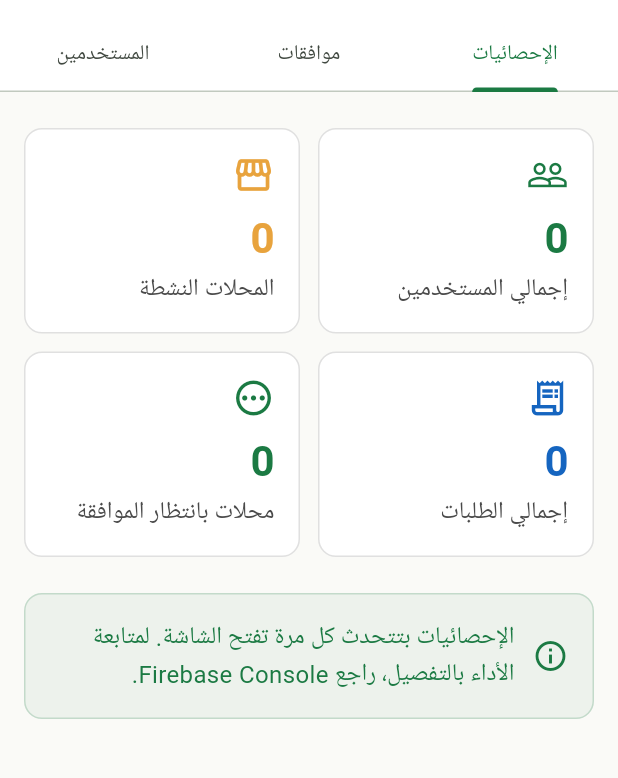
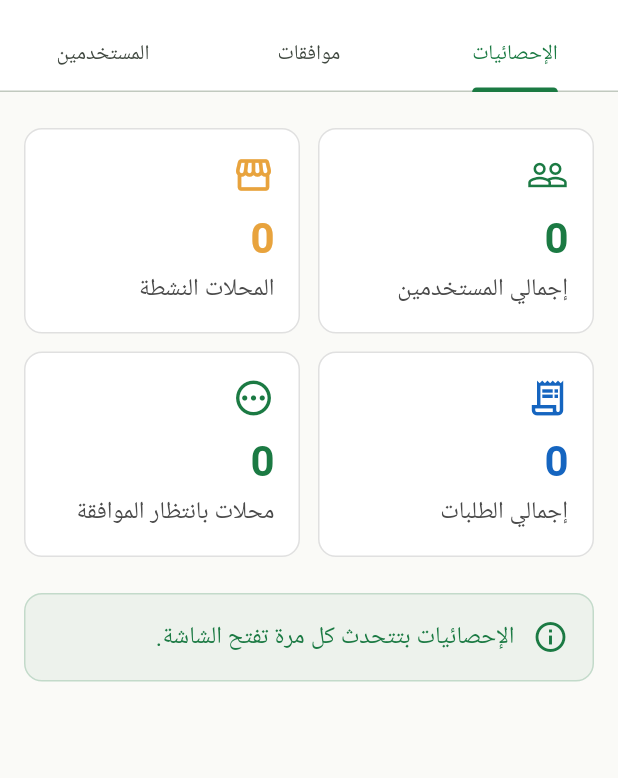
Before and after one commit to ibrahimshoshaa/village_market, a Flutter app: the AdminHomeScreen screen opened by its route, on a phone screen of 412 x 824 dp, the part 64-842 px from its top. Run offline on Flutter 3.47's test engine with Material 3 defaults, Android fonts, the phone set to English and light mode, and no system bars; our stand-ins replace cached_network_image, cloud_firestore, cloud_functions, connectivity_plus, equatable, firebase_auth and 7 more; accounts and stored records are empty; generated files the repository leaves out were written again; Roboto replaces fonts that are missing (Cairo).

Commit message:
feat: Complete app - all features merged

```diff
--- a/lib/features/admin_panel/presentation/screens/admin_home_screen.dart
+++ b/lib/features/admin_panel/presentation/screens/admin_home_screen.dart
@@ -58,17 +58,15 @@ class _AdminHomeScreenState extends ConsumerState<AdminHomeScreen>
       ),
       body: TabBarView(
         controller: _tabController,
-        children: [
-          const _StatsTab(),
-          const _ShopApprovalTab(),
-          const _UsersTab(),
+        children: const [
+          _StatsTab(),
+          _ShopApprovalTab(),
+          _UsersTab(),
         ],
       ),
     );
   }
 }
-
-// ===== Stats Tab =====
 
 class _StatsTab extends ConsumerWidget {
   const _StatsTab();
@@ -114,7 +112,7 @@ class _StatsTab extends ConsumerWidget {
                     label: 'إجمالي الطلبات',
                     value: '${stats.totalOrders}',
                     icon: Icons.receipt_long_outlined,
-                    color: AppColors.statusInTransit,
+                    color: const Color(0xFF1565C0),
                   ),
                 ),
                 const SizedBox(width: 12),
@@ -125,7 +123,7 @@ class _StatsTab extends ConsumerWidget {
                     icon: Icons.pending_outlined,
                     color: stats.pendingShops > 0
                         ? AppColors.error
-                        : AppColors.statusDelivered,
+                        : const Color(0xFF1B7A43),
                   ),
                 ),
               ],
@@ -137,7 +135,8 @@ class _StatsTab extends ConsumerWidget {
                 color: AppColors.primary.withValues(alpha: 0.06),
                 borderRadius: BorderRadius.circular(12),
                 border: Border.all(
-                    color: AppColors.primary.withValues(alpha: 0.2)),
+                  color: AppColors.primary.withValues(alpha: 0.2),
+                ),
               ),
               child: Row(
                 children: [
@@ -145,7 +144,7 @@ class _StatsTab extends ConsumerWidget {
                   const SizedBox(width: 12),
                   Expanded(
                     child: Text(
-                      'الإحصائيات بتتحدث كل مرة تفتح الشاشة. لمتابعة الأداء بالتفصيل، راجع Firebase Console.',
+                      'الإحصائيات بتتحدث كل مرة تفتح الشاشة.',
                       style: Theme.of(context)
                           .textTheme
                           .bodyMedium
@@ -204,8 +203,6 @@ class _StatCard extends StatelessWidget {
   }
 }
 
-// ===== Shop Approval Tab =====
-
 class _ShopApprovalTab extends ConsumerWidget {
   const _ShopApprovalTab();
 
@@ -221,11 +218,16 @@ class _ShopApprovalTab extends ConsumerWidget {
               child: Column(
                 mainAxisSize: MainAxisSize.min,
                 children: [
-                  Icon(Icons.check_circle_outline,
-                      size: 72, color: AppColors.statusDelivered),
+                  Icon(
+                    Icons.check_circle_outline,
+                    size: 72,
+                    color: const Color(0xFF1B7A43),
+                  ),
                   const SizedBox(height: 16),
-                  Text('مفيش محلات بانتظار الموافقة',
-                      style: Theme.of(context).textTheme.bodyLarge),
+                  Text(
+                    'مفيش محلات بانتظار الموافقة',
+                    style: Theme.of(context).textTheme.bodyLarge,
+                  ),
                 ],
               ),
             )
@@ -258,7 +260,6 @@ class _ShopApprovalCard extends ConsumerWidget {
       child: Column(
         crossAxisAlignment: CrossAxisAlignment.start,
         children: [
-          // اسم المحل + الكاتيجوري
           Row(
             children: [
               Expanded(
@@ -289,11 +290,11 @@ class _ShopApprovalCard extends ConsumerWidget {
             ],
           ),
           const SizedBox(height: 6),
-          Text('صاحب المحل: ${shop.ownerName}',
-              style: Theme.of(context).textTheme.bodyMedium),
+          Text(
+            'صاحب المحل: ${shop.ownerName}',
+            style: Theme.of(context).textTheme.bodyMedium,
+          ),
           const SizedBox(height: 12),
-
-          // أزرار الموافقة/الرفض
           Row(
             children: [
               Expanded(
@@ -325,8 +326,7 @@ class _ShopApprovalCard extends ConsumerWidget {
     );
   }
 
-  void _confirmReject(
-      BuildContext context, AdminController controller) {
+  void _confirmReject(BuildContext context, AdminController controller) {
     showDialog(
       context: context,
       builder: (_) => AlertDialog(
@@ -350,8 +350,6 @@ class _ShopApprovalCard extends ConsumerWidget {
     );
   }
 }
-
-// ===== Users Tab =====
 
 class _UsersTab extends ConsumerWidget {
   const _UsersTab();
@@ -393,14 +391,15 @@ class _UserTile extends ConsumerWidget {
           ),
         ),
       ),
-      title: Text(user.displayName,
-          style: TextStyle(
-            color: user.isActive
-                ? AppColors.textPrimary
-                : AppColors.textSecondary,
-            decoration:
-                user.isActive ? null : TextDecoration.lineThrough,
-          )),
+      title: Text(
+        user.displayName,
+        style: TextStyle(
+          color: user.isActive
+              ? AppColors.textPrimary
+              : AppColors.textSecondary,
+          decoration: user.isActive ? null : TextDecoration.lineThrough,
+        ),
+      ),
       subtitle: Text('${user.phoneNumber} · ${_roleLabel(user.role)}'),
       trailing: PopupMenuButton<String>(
         onSelected: (action) {
@@ -427,7 +426,7 @@ class _UserTile extends ConsumerWidget {
 
   Color _roleColor(String role) => switch (role) {
         'vendor' => AppColors.secondary,
-        'driver' => AppColors.statusInTransit,
+        'driver' => const Color(0xFF1565C0),
         'admin' => AppColors.error,
         _ => AppColors.primary,
       };
@@ -439,8 +438,6 @@ class _UserTile extends ConsumerWidget {
         _ => 'زبون',
       };
 }
-
-// ===== Badge Widget =====
 
 class _Badge extends StatelessWidget {
   final int count;
@@ -465,9 +462,3 @@ class _Badge extends StatelessWidget {
     );
   }
 }
-
-// Color constants used above
-extension _AppColorsExt on AppColors {
-  static const statusInTransit = Color(0xFF1565C0);
-  static const statusDelivered = Color(0xFF1B7A43);
-}
--- a/lib/features/cart/data/models/cart_item_model.dart
+++ b/lib/features/cart/data/models/cart_item_model.dart
@@ -4,7 +4,7 @@ import '../../domain/entities/cart_item.dart';
 part 'cart_item_model.g.dart';
 
 @HiveType(typeId: 0)
-class CartItemModel {
+class CartItemModel extends HiveObject {
   @HiveField(0)
   final String productId;
 
--- a/lib/features/profile/presentation/providers/profile_providers.dart
+++ b/lib/features/profile/presentation/providers/profile_providers.dart
@@ -1,6 +1,4 @@
 import 'package:cloud_firestore/cloud_firestore.dart';
-import 'package:firebase_auth/firebase_auth.dart';
-import 'package:flutter_riverpod/flutter_riverpod.dart';
 import 'package:riverpod_annotation/riverpod_annotation.dart';
 
 import '../../../../core/services/firebase_service.dart';
```
Also changed, not shown: lib/features/orders/presentation/screens/order_tracking_screen.dart (+27 -26 lines), lib/features/cart/data/models/cart_item_model.g.dart (deleted).
